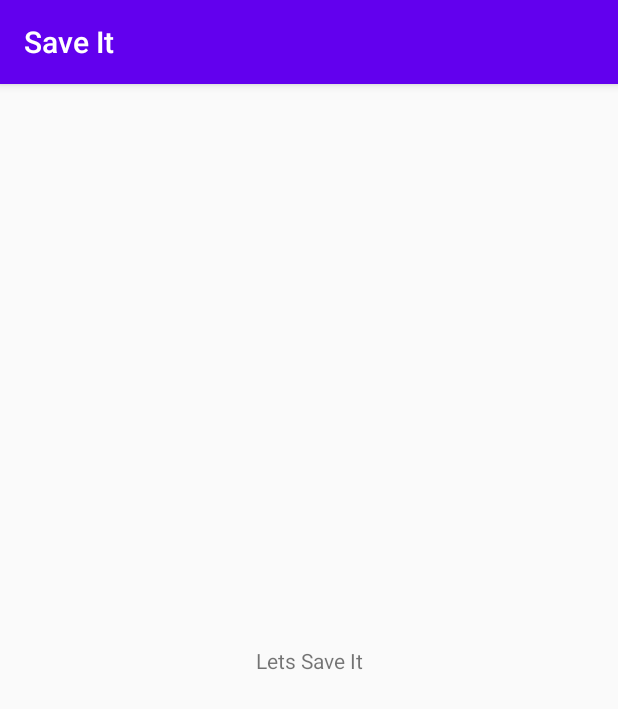
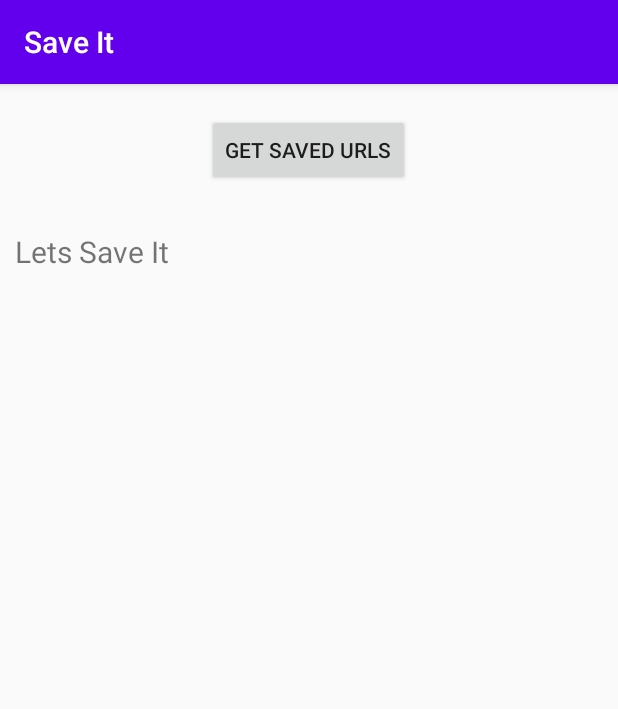
Before and after one commit to skhadirahmed/Save_It, an Android app: the screen it shows after launch (MainActivity), on a phone screen of 412 x 824 dp. Shown: the top 709 px of the screen. Run offline under Robolectric (Android 15) with nearby library versions, the phone set to English and light mode, and no system bars.

Commit message:
Added basic functionality. 1.Ability to save from share menus. 2.Retrieve the saved results.
Removed Constrain layout

```diff
--- a/app/build.gradle
+++ b/app/build.gradle
@@ -26,9 +26,10 @@ android {
 dependencies {
     implementation fileTree(dir: 'libs', include: ['*.jar'])
 
-    implementation 'androidx.appcompat:appcompat:1.0.2'
+    implementation 'androidx.appcompat:appcompat:1.1.0'
     implementation 'androidx.constraintlayout:constraintlayout:1.1.3'
     testImplementation 'junit:junit:4.12'
     androidTestImplementation 'androidx.test.ext:junit:1.1.1'
     androidTestImplementation 'androidx.test.espresso:espresso-core:3.2.0'
+    implementation 'androidx.legacy:legacy-support-v4:1.0.0'
 }
--- a/app/src/main/AndroidManifest.xml
+++ b/app/src/main/AndroidManifest.xml
@@ -15,6 +15,11 @@
 
                 <category android:name="android.intent.category.LAUNCHER" />
             </intent-filter>
+            <intent-filter>
+                <action android:name="android.intent.action.SEND" />
+                <category android:name="android.intent.category.DEFAULT" />
+                <data android:mimeType="text/plain" />
+            </intent-filter>
         </activity>
     </application>
 
--- a/app/src/main/res/layout/activity_main.xml
+++ b/app/src/main/res/layout/activity_main.xml
@@ -1,18 +1,32 @@
 <?xml version="1.0" encoding="utf-8"?>
-<androidx.constraintlayout.widget.ConstraintLayout xmlns:android="http://schemas.android.com/apk/res/android"
-    xmlns:app="http://schemas.android.com/apk/res-auto"
+<RelativeLayout xmlns:android="http://schemas.android.com/apk/res/android"
     xmlns:tools="http://schemas.android.com/tools"
     android:layout_width="match_parent"
     android:layout_height="match_parent"
     tools:context=".MainActivity">
 
-    <TextView
+    <Button
+        android:id="@+id/geturls"
         android:layout_width="wrap_content"
         android:layout_height="wrap_content"
-        android:text="Lets Save It"
-        app:layout_constraintBottom_toBottomOf="parent"
-        app:layout_constraintLeft_toLeftOf="parent"
-        app:layout_constraintRight_toRightOf="parent"
-        app:layout_constraintTop_toTopOf="parent" />
+        android:layout_centerHorizontal="true"
+        android:layout_margin="20dp"
+        android:text="@string/get_saved_urls" />
 
-</androidx.constraintlayout.widget.ConstraintLayout>
+    <ScrollView
+        android:layout_width="match_parent"
+        android:layout_height="wrap_content"
+        android:layout_below="@id/geturls"
+        android:scrollbarStyle="insideInset"
+        android:scrollbars="vertical"
+        android:padding="10dp">
+
+        <TextView
+            android:id="@+id/textView"
+            android:layout_width="match_parent"
+            android:layout_height="wrap_content"
+            android:text="@string/lets_save_it"
+            android:textIsSelectable="true"
+            android:textSize="20sp" />
+    </ScrollView>
+</RelativeLayout>
--- a/app/src/main/res/values/strings.xml
+++ b/app/src/main/res/values/strings.xml
@@ -1,3 +1,5 @@
 <resources>
     <string name="app_name">Save It</string>
+    <string name="get_saved_urls">get saved urls</string>
+    <string name="lets_save_it">Lets Save It</string>
 </resources>
```
Also changed, not shown: app/src/main/java/com/skhadirahmed/saveit/MainActivity.java (+98 -1 lines).
